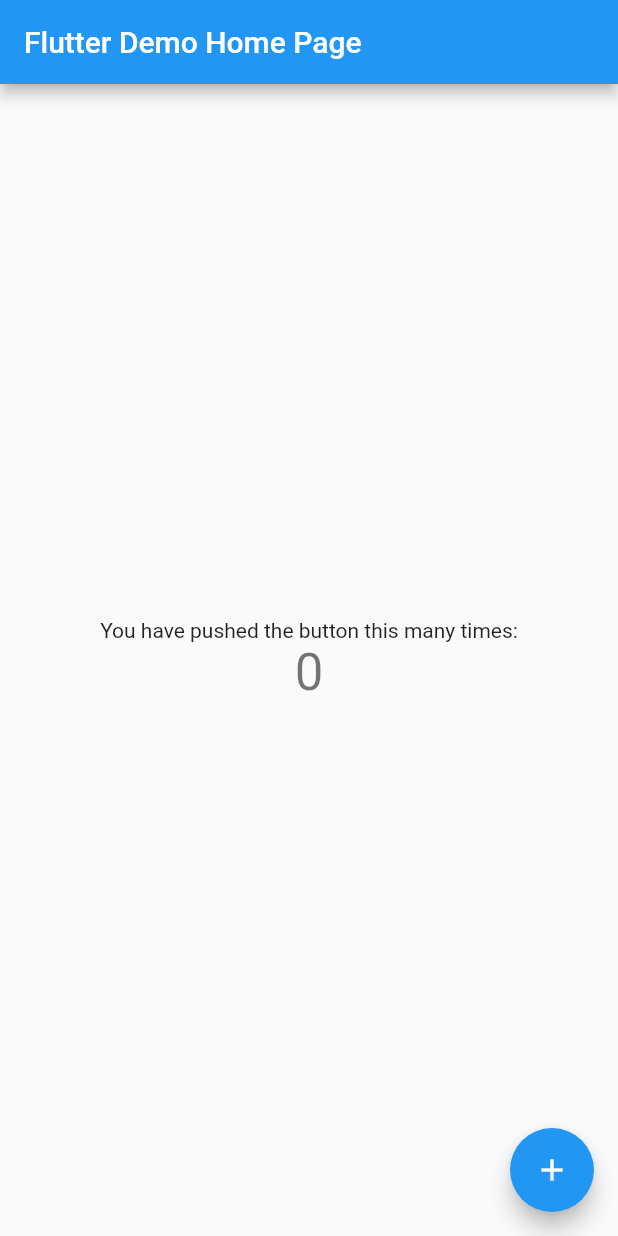
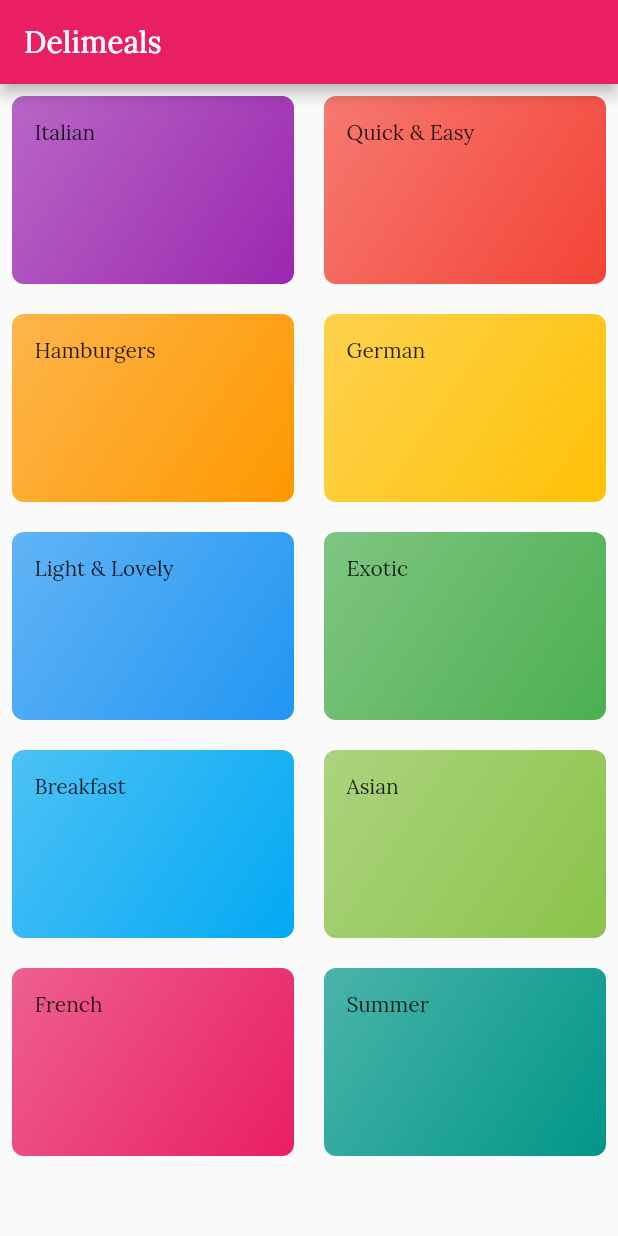
Before and after one commit to ssekuwanda/meals, a Flutter app: the screen it shows after launch, on a phone screen of 412 x 824 dp. Run offline on Flutter 3.47's test engine with Material 2 defaults, Android fonts, the phone set to English and light mode, and no system bars.

Commit message:
added categories screen

```diff
--- a/lib/main.dart
+++ b/lib/main.dart
@@ -1,113 +1,47 @@
 import 'package:flutter/material.dart';
+import 'screens/categories_screens.dart';
+import 'screens/category_meals_screen.dart';
 
 void main() {
   runApp(MyApp());
 }
 
 class MyApp extends StatelessWidget {
-  // This widget is the root of your application.
   @override
   Widget build(BuildContext context) {
     return MaterialApp(
       title: 'Flutter Demo',
       theme: ThemeData(
-        // This is the theme of your application.
-        //
-        // Try running your application with "flutter run". You'll see the
-        // application has a blue toolbar. Then, without quitting the app, try
-        // changing the primarySwatch below to Colors.green and then invoke
-        // "hot reload" (press "r" in the console where you ran "flutter run",
-        // or simply save your changes to "hot reload" in a Flutter IDE).
-        // Notice that the counter didn't reset back to zero; the application
-        // is not restarted.
-        primarySwatch: Colors.blue,
+        primarySwatch: Colors.pink,
+        accentColor: Colors.amber,
+        // canvasColor: Colors.grey,
+        fontFamily: 'Lora',
       ),
-      home: MyHomePage(title: 'Flutter Demo Home Page'),
+      // home: CategoriesScreen(),
+      initialRoute: '/',
+      routes: {
+        '/': (ctx) => CategoriesScreen(),
+        CategoryMealsScreen.routeName: (ctx) => CategoryMealsScreen(),
+      },
     );
   }
 }
 
 class MyHomePage extends StatefulWidget {
-  MyHomePage({Key key, this.title}) : super(key: key);
-
-  // This widget is the home page of your application. It is stateful, meaning
-  // that it has a State object (defined below) that contains fields that affect
-  // how it looks.
-
-  // This class is the configuration for the state. It holds the values (in this
-  // case the title) provided by the parent (in this case the App widget) and
-  // used by the build method of the State. Fields in a Widget subclass are
-  // always marked "final".
-
-  final String title;
-
   @override
   _MyHomePageState createState() => _MyHomePageState();
 }
 
 class _MyHomePageState extends State<MyHomePage> {
-  int _counter = 0;
-
-  void _incrementCounter() {
-    setState(() {
-      // This call to setState tells the Flutter framework that something has
-      // changed in this State, which causes it to rerun the build method below
-      // so that the display can reflect the updated values. If we changed
-      // _counter without calling setState(), then the build method would not be
-      // called again, and so nothing would appear to happen.
-      _counter++;
-    });
-  }
-
   @override
   Widget build(BuildContext context) {
-    // This method is rerun every time setState is called, for instance as done
-    // by the _incrementCounter method above.
-    //
-    // The Flutter framework has been optimized to make rerunning build methods
-    // fast, so that you can just rebuild anything that needs updating rather
-    // than having to individually change instances of widgets.
     return Scaffold(
       appBar: AppBar(
-        // Here we take the value from the MyHomePage object that was created by
-        // the App.build method, and use it to set our appbar title.
-        title: Text(widget.title),
+        title: Text("DeliMeals"),
       ),
       body: Center(
-        // Center is a layout widget. It takes a single child and positions it
-        // in the middle of the parent.
-        child: Column(
-          // Column is also a layout widget. It takes a list of children and
-          // arranges them vertically. By default, it sizes itself to fit its
-          // children horizontally, and tries to be as tall as its parent.
-          //
-          // Invoke "debug painting" (press "p" in the console, choose the
-          // "Toggle Debug Paint" action from the Flutter Inspector in Android
-          // Studio, or the "Toggle Debug Paint" command in Visual Studio Code)
-          // to see the wireframe for each widget.
-          //
-          // Column has various properties to control how it sizes itself and
-          // how it positions its children. Here we use mainAxisAlignment to
-          // center the children vertically; the main axis here is the vertical
-          // axis because Columns are vertical (the cross axis would be
-          // horizontal).
-          mainAxisAlignment: MainAxisAlignment.center,
-          children: <Widget>[
-            Text(
-              'You have pushed the button this many times:',
-            ),
-            Text(
-              '$_counter',
-              style: Theme.of(context).textTheme.headline4,
-            ),
-          ],
-        ),
+        child: Text('Navigation Time'),
       ),
-      floatingActionButton: FloatingActionButton(
-        onPressed: _incrementCounter,
-        tooltip: 'Increment',
-        child: Icon(Icons.add),
-      ), // This trailing comma makes auto-formatting nicer for build methods.
     );
   }
 }
--- /dev/null
+++ b/lib/screens/categories_screens.dart
@@ -0,0 +1,34 @@
+import 'package:flutter/material.dart';
+import 'package:meals/widgets/category_item.dart';
+import 'package:meals/dummy_data.dart';
+
+class CategoriesScreen extends StatelessWidget {
+  @override
+  Widget build(BuildContext context) {
+    return Scaffold(
+      appBar: AppBar(
+        title: Text('Delimeals'),
+      ),
+      body: Padding(
+        padding: const EdgeInsets.all(8.0),
+        child: GridView(
+          children: DUMMY_CATEGORIES
+              .map(
+                (catData) => CategoryItem(
+                  catData.id,
+                  catData.title,
+                  catData.color,
+                ),
+              )
+              .toList(),
+          gridDelegate: SliverGridDelegateWithMaxCrossAxisExtent(
+            maxCrossAxisExtent: 200,
+            childAspectRatio: 3 / 2,
+            crossAxisSpacing: 20,
+            mainAxisSpacing: 20,
+          ),
+        ),
+      ),
+    );
+  }
+}
--- /dev/null
+++ b/lib/widgets/category_item.dart
@@ -0,0 +1,39 @@
+import 'package:flutter/material.dart';
+import 'package:meals/screens/category_meals_screen.dart';
+
+class CategoryItem extends StatelessWidget {
+  final String id;
+  final String title;
+  final Color color;
+
+  CategoryItem(this.id, this.title, this.color);
+
+  void selectCategory(BuildContext ctx) {
+    Navigator.of(ctx).pushNamed(CategoryMealsScreen.routeName,
+        arguments: {'id': id, 'title': title});
+  }
+
+  @override
+  Widget build(BuildContext context) {
+    return InkWell(
+      onTap: () => selectCategory(context),
+      splashColor: Theme.of(context).primaryColor,
+      borderRadius: BorderRadius.circular(15),
+      child: Container(
+        padding: const EdgeInsets.all(15),
+        child: Text(title),
+        decoration: BoxDecoration(
+          gradient: LinearGradient(
+            colors: [
+              color.withOpacity(0.7),
+              color,
+            ],
+            begin: Alignment.topLeft,
+            end: Alignment.bottomRight,
+          ),
+          borderRadius: BorderRadius.circular(8.0),
+        ),
+      ),
+    );
+  }
+}
```
Also changed, not shown: lib/dummy_data.dart (added, +408 -0 lines), lib/models/category.dart (added, +13 -0 lines), lib/models/meal.dart (added, +45 -0 lines), lib/screens/category_meals_screen.dart (added, +31 -0 lines), pubspec.yaml (+5 -9 lines), assets/fonts/Lora.ttf (added), lib/widgets/meal_item.dart (added).
